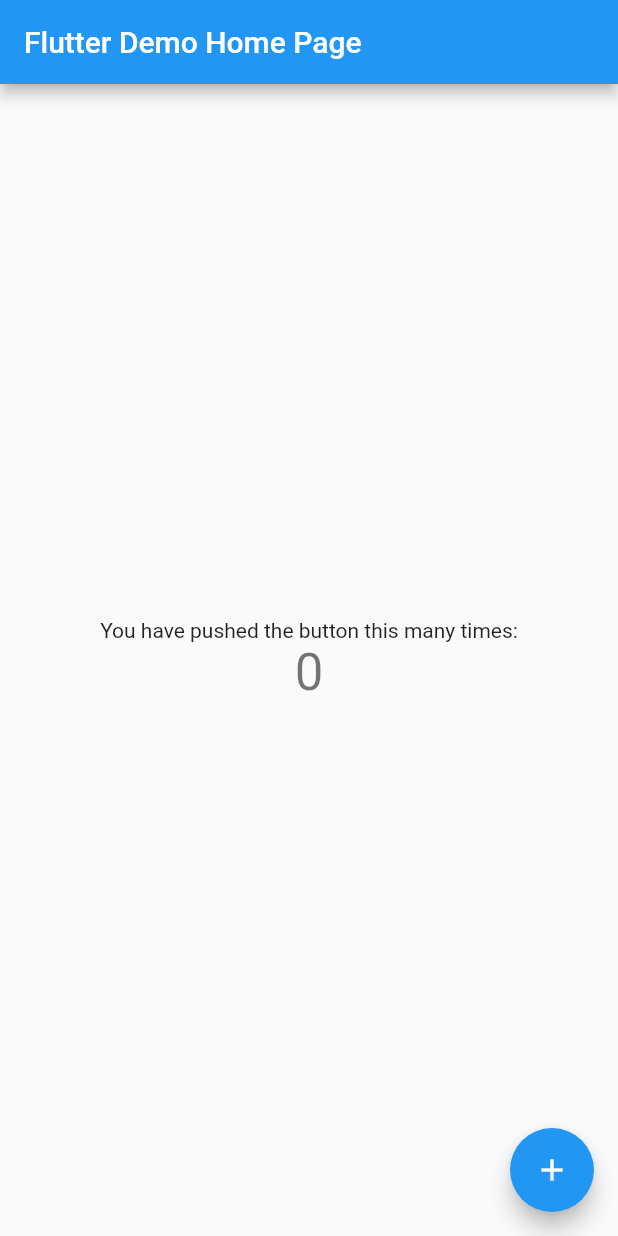
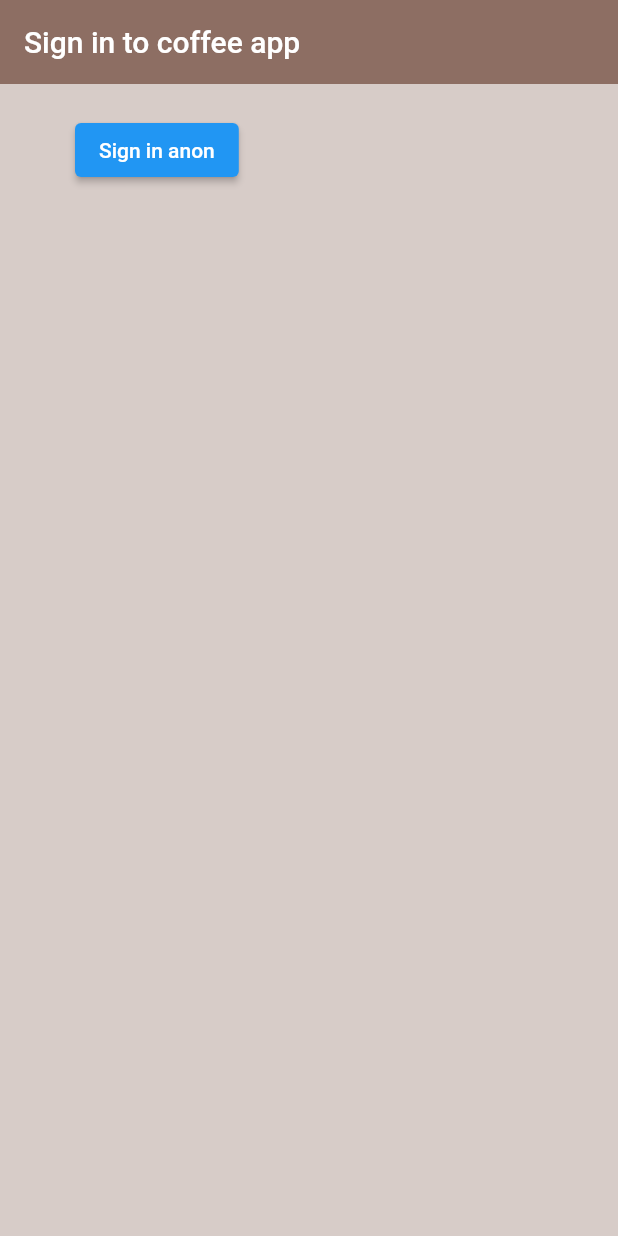
Before and after one commit to benoitrongeard/flutter_coffee, a Flutter app: the screen it shows after launch, on a phone screen of 412 x 824 dp. Run offline on Flutter 3.47's test engine with Material 2 defaults, Android fonts, the phone set to English and light mode, and no system bars; our stand-ins replace firebase_auth, firebase_core; accounts and stored records are empty.

Commit message:
Add firebase service and start sign in as ano

```diff
--- a/lib/main.dart
+++ b/lib/main.dart
@@ -1,113 +1,38 @@
+import 'package:firebase_core/firebase_core.dart';
 import 'package:flutter/material.dart';
+import 'package:flutter_coffee/screens/auth-wrapper.dart';
+
+import 'components/loading.dart';
 
 void main() {
+  WidgetsFlutterBinding.ensureInitialized();
   runApp(MyApp());
 }
 
 class MyApp extends StatelessWidget {
+  final Future<FirebaseApp> _initialization = Firebase.initializeApp();
+
   // This widget is the root of your application.
   @override
   Widget build(BuildContext context) {
-    return MaterialApp(
-      title: 'Flutter Demo',
-      theme: ThemeData(
-        // This is the theme of your application.
-        //
-        // Try running your application with "flutter run". You'll see the
-        // application has a blue toolbar. Then, without quitting the app, try
-        // changing the primarySwatch below to Colors.green and then invoke
-        // "hot reload" (press "r" in the console where you ran "flutter run",
-        // or simply save your changes to "hot reload" in a Flutter IDE).
-        // Notice that the counter didn't reset back to zero; the application
-        // is not restarted.
-        primarySwatch: Colors.blue,
-      ),
-      home: MyHomePage(title: 'Flutter Demo Home Page'),
+    return FutureBuilder(
+      future: _initialization,
+      builder: (context, snapshot) {
+        // Check for errors
+        if (snapshot.hasError) {
+          return Loading();
+        }
+
+        // Once complete, show your application
+        if (snapshot.connectionState == ConnectionState.done) {
+          return MaterialApp(
+            home: AuthWrapper(),
+          );
+        }
+
+        // Otherwise, show something whilst waiting for initialization to complete
+        return Loading();
+      },
     );
   }
 }
-
-class MyHomePage extends StatefulWidget {
-  MyHomePage({Key key, this.title}) : super(key: key);
-
-  // This widget is the home page of your application. It is stateful, meaning
-  // that it has a State object (defined below) that contains fields that affect
-  // how it looks.
-
-  // This class is the configuration for the state. It holds the values (in this
-  // case the title) provided by the parent (in this case the App widget) and
-  // used by the build method of the State. Fields in a Widget subclass are
-  // always marked "final".
-
-  final String title;
-
-  @override
-  _MyHomePageState createState() => _MyHomePageState();
-}
-
-class _MyHomePageState extends State<MyHomePage> {
-  int _counter = 0;
-
-  void _incrementCounter() {
-    setState(() {
-      // This call to setState tells the Flutter framework that something has
-      // changed in this State, which causes it to rerun the build method below
-      // so that the display can reflect the updated values. If we changed
-      // _counter without calling setState(), then the build method would not be
-      // called again, and so nothing would appear to happen.
-      _counter++;
-    });
-  }
-
-  @override
-  Widget build(BuildContext context) {
-    // This method is rerun every time setState is called, for instance as done
-    // by the _incrementCounter method above.
-    //
-    // The Flutter framework has been optimized to make rerunning build methods
-    // fast, so that you can just rebuild anything that needs updating rather
-    // than having to individually change instances of widgets.
-    return Scaffold(
-      appBar: AppBar(
-        // Here we take the value from the MyHomePage object that was created by
-        // the App.build method, and use it to set our appbar title.
-        title: Text(widget.title),
-      ),
-      body: Center(
-        // Center is a layout widget. It takes a single child and positions it
-        // in the middle of the parent.
-        child: Column(
-          // Column is also a layout widget. It takes a list of children and
-          // arranges them vertically. By default, it sizes itself to fit its
-          // children horizontally, and tries to be as tall as its parent.
-          //
-          // Invoke "debug painting" (press "p" in the console, choose the
-          // "Toggle Debug Paint" action from the Flutter Inspector in Android
-          // Studio, or the "Toggle Debug Paint" command in Visual Studio Code)
-          // to see the wireframe for each widget.
-          //
-          // Column has various properties to control how it sizes itself and
-          // how it positions its children. Here we use mainAxisAlignment to
-          // center the children vertically; the main axis here is the vertical
-          // axis because Columns are vertical (the cross axis would be
-          // horizontal).
-          mainAxisAlignment: MainAxisAlignment.center,
-          children: <Widget>[
-            Text(
-              'You have pushed the button this many times:',
-            ),
-            Text(
-              '$_counter',
-              style: Theme.of(context).textTheme.headline4,
-            ),
-          ],
-        ),
-      ),
-      floatingActionButton: FloatingActionButton(
-        onPressed: _incrementCounter,
-        tooltip: 'Increment',
-        child: Icon(Icons.add),
-      ), // This trailing comma makes auto-formatting nicer for build methods.
-    );
-  }
-}
--- /dev/null
+++ b/lib/models/user.dart
@@ -0,0 +1,5 @@
+class UserCoffee {
+  final String uid;
+
+  UserCoffee({this.uid});
+}
--- /dev/null
+++ b/lib/screens/auth-wrapper.dart
@@ -0,0 +1,9 @@
+import 'package:flutter/material.dart';
+import 'package:flutter_coffee/screens/authenticate/authenticate.dart';
+
+class AuthWrapper extends StatelessWidget {
+  @override
+  Widget build(BuildContext context) {
+    return Authenticate();
+  }
+}
--- /dev/null
+++ b/lib/screens/authenticate/authenticate.dart
@@ -0,0 +1,16 @@
+import 'package:flutter/material.dart';
+import 'package:flutter_coffee/screens/authenticate/sign-in.dart';
+
+class Authenticate extends StatefulWidget {
+  @override
+  _AuthenticateState createState() => _AuthenticateState();
+}
+
+class _AuthenticateState extends State<Authenticate> {
+  @override
+  Widget build(BuildContext context) {
+    return Container(
+      child: SignIn(),
+    );
+  }
+}
--- /dev/null
+++ b/lib/screens/authenticate/sign-in.dart
@@ -0,0 +1,38 @@
+import 'package:flutter/material.dart';
+import 'package:flutter_coffee/services/auth.dart';
+
+class SignIn extends StatefulWidget {
+  @override
+  _SignInState createState() => _SignInState();
+}
+
+class _SignInState extends State<SignIn> {
+  final AuthService _auth = AuthService();
+
+  @override
+  Widget build(BuildContext context) {
+    return Scaffold(
+      backgroundColor: Colors.brown[100],
+      appBar: AppBar(
+        backgroundColor: Colors.brown[400],
+        elevation: 0.0,
+        title: Text('Sign in to coffee app'),
+      ),
+      body: Container(
+        padding: EdgeInsets.symmetric(vertical: 20.0, horizontal: 50.0),
+        child: ElevatedButton(
+          child: Text('Sign in anon'),
+          onPressed: () async {
+            dynamic authResult = await _auth.signInAnon();
+            if (authResult == null) {
+              print('Error login');
+            } else {
+              print('signed in as ano');
+              print(authResult);
+            }
+          },
+        ),
+      ),
+    );
+  }
+}
--- a/pubspec.yaml
+++ b/pubspec.yaml
@@ -28,6 +28,9 @@
   # The following adds the Cupertino Icons font to your application.
   # Use with the CupertinoIcons class for iOS style icons.
   cupertino_icons: ^1.0.2
+  firebase_core: "^0.7.0"
+  firebase_auth: "^0.20.1"
+  cloud_firestore: "^0.16.0+1"
 
 dev_dependencies:
   flutter_test:
```
Also changed, not shown: lib/components/loading.dart (added, +9 -0 lines), lib/screens/home/home.dart (added, +10 -0 lines), lib/services/auth.dart (added, +22 -0 lines), pubspec.lock, 1 other file.
